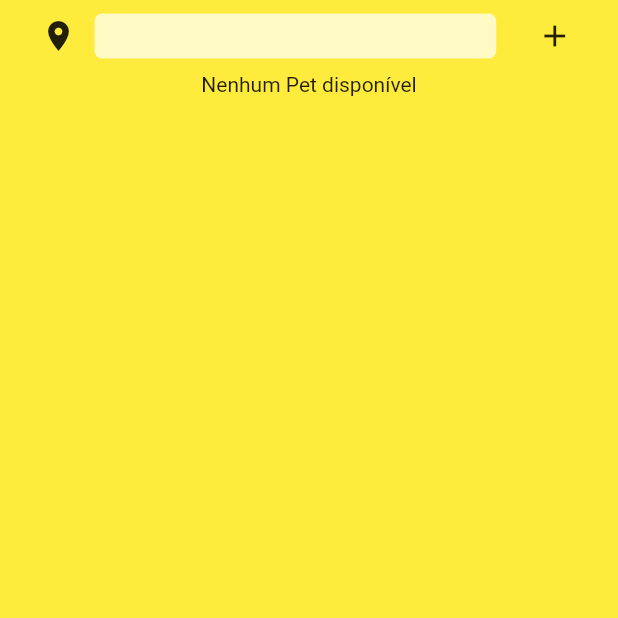
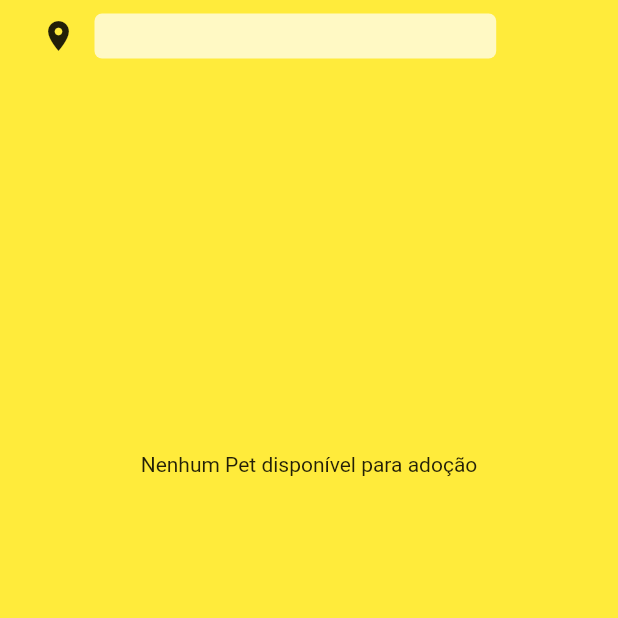
Before and after one commit to pauloheinen/Adote-um-Pet, a Flutter app: the MyPetsPage screen opened directly, on a phone screen of 412 x 824 dp, the top half of it. Run offline on Flutter 3.47's test engine with Material 2 defaults, Android fonts, the phone set to English and light mode, and no system bars; our stand-ins replace dropdown_button2, flutter_chat_bubble, flutter_dotenv, flutter_local_notifications, gallery_saver, image_picker and 3 more; missing offline and left inert: bcrypt, cidades_estados_ibge, infinity_page_view_astro, mysql_client, remove_diacritic; accounts and stored records are empty.

Commit message:
removido classe empty_pet_page.dart; corrigido nomenclatura da pagina login

```diff
--- a/lib/android/app.dart
+++ b/lib/android/app.dart
@@ -1,4 +1,4 @@
-import 'package:adote_um_pet/android/pages/empty_page.dart';
+import 'package:adote_um_pet/android/pages/login_page.dart';
 import 'package:adote_um_pet/android/utilities/Global/global.dart';
 import 'package:flutter/material.dart';
 
--- a/lib/android/controller/tab_controller.dart
+++ b/lib/android/controllers/tab_controller.dart
@@ -4,7 +4,7 @@ import 'package:adote_um_pet/android/pages/profile_page.dart';
 import 'package:flutter/material.dart';
 
 import '../pages/conversations_page.dart';
-import '../pages/empty_page.dart';
+import '../pages/login_page.dart';
 import '../preferences/preferences.dart';
 
 class HomePage extends StatefulWidget {
--- a/lib/android/entities/pet_entity.dart
+++ b/lib/android/entities/pet_entity.dart
@@ -41,3 +41,8 @@ class Pet {
     info = originalPet.info;
   }
 }
+
+class PetList {
+  final List<Pet> pets = [];
+
+}
--- a/lib/android/pages/empty_pet_page.dart
+++ /dev/null
@@ -1,43 +0,0 @@
-import 'package:adote_um_pet/android/controller/city_picker_controller.dart';
-import 'package:flutter/material.dart';
-
-import '../components/Picker/city_picker.dart';
-
-class EmptyPetPage extends StatefulWidget {
-  final CityPickerController controller = CityPickerController();
-  final VoidCallback? selectCityCallback;
-  final VoidCallback? addPetCallback;
-
-  EmptyPetPage({
-    Key? key,
-    this.selectCityCallback,
-    this.addPetCallback,
-  }) : super(key: key);
-
-  @override
-  State<EmptyPetPage> createState() => _EmptyPetPageState();
-}
-
-class _EmptyPetPageState extends State<EmptyPetPage> {
-  @override
-  Widget build(BuildContext context) {
-    return Column(
-      children: [
-        Row(
-          crossAxisAlignment: CrossAxisAlignment.end,
-          children: [
-            CustomCityPicker(
-              cityFilterController: widget.controller.cityFilterController,
-              city: widget.controller.selectedCity,
-              state: widget.controller.selectedState,
-              onSelectCity: widget.selectCityCallback,
-            ),
-            IconButton(
-                onPressed: widget.addPetCallback, icon: const Icon(Icons.add)),
-          ],
-        ),
-        const Center(child: Text("Nenhum Pet disponível")),
-      ],
-    );
-  }
-}
--- a/lib/android/pages/empty_page.dart
+++ b/lib/android/pages/login_page.dart
@@ -5,7 +5,7 @@ import 'package:flutter/material.dart';
 
 import '../components/Button/elevated_button.dart';
 import '../components/TextField/textfield_validation.dart';
-import '../controller/tab_controller.dart';
+import '../controllers/tab_controller.dart';
 import '../entities/user_entity.dart';
 import '../preferences/preferences.dart';
 import 'create_account_page.dart';
--- a/lib/android/pages/my_pets_page.dart
+++ b/lib/android/pages/my_pets_page.dart
@@ -2,16 +2,15 @@ import 'package:adote_um_pet/android/components/Card/Pet/pet_card.dart';
 import 'package:adote_um_pet/android/components/Editor/pet_editor.dart';
 import 'package:adote_um_pet/android/components/Loading/loading_box.dart';
 import 'package:adote_um_pet/android/components/Picker/city_picker.dart';
-import 'package:adote_um_pet/android/controller/city_picker_controller.dart';
+import 'package:adote_um_pet/android/components/prompts/toast_prompt.dart';
+import 'package:adote_um_pet/android/controllers/city_picker_controller.dart';
 import 'package:adote_um_pet/android/entities/user_entity.dart';
 import 'package:adote_um_pet/android/preferences/preferences.dart';
-import 'package:adote_um_pet/android/components/prompts/toast_prompt.dart';
 import 'package:flutter/material.dart';
 
+import '../entities/pet_entity.dart';
 import '../entities/pet_file_entity.dart';
-import '../entities/pet_entity.dart';
 import '../services/pet_service.dart';
-import 'empty_pet_page.dart';
 
 class MyPetsPage extends StatefulWidget {
   MyPetsPage({Key? key}) : super(key: key);
@@ -24,6 +23,11 @@ class MyPetsPage extends StatefulWidget {
 
 class _MyPetsPageState extends State<MyPetsPage> {
   final Map<Pet, List<PetFile>> _map = {};
+
+  final TextEditingController _cityFilterController = TextEditingController();
+
+  String _selectedCity = "";
+  String _selectedState = "";
 
   bool _petsLoaded = false;
 
@@ -45,9 +49,23 @@ class _MyPetsPageState extends State<MyPetsPage> {
                 body: SizedBox(
                   height: MediaQuery.of(context).size.height,
                   child: _map.isEmpty
-                ? EmptyPetPage(
-              selectCityCallback: _loadPets,
-              addPetCallback: _addPet,
+                      ? Column(
+                          children: [
+                            CustomCityPicker(
+                                cityFilterController: _cityFilterController,
+                                city: _selectedCity,
+                                state: _selectedState,
+                                onSelectCity: () {
+                                  setState(() {});
+                                }),
+                            const Spacer(),
+                            const Center(
+                                child:
+                                    Text("Nenhum Pet disponível para adoção")),
+                            const Spacer(
+                              flex: 2,
+                            ),
+                          ],
                         )
                       : Column(
                           children: [
@@ -63,9 +81,7 @@ class _MyPetsPageState extends State<MyPetsPage> {
                                     state: widget
                                         .cityPickerController.selectedState,
                                     onSelectCity: () {
-                          setState(() {
-
-                          });
+                                      setState(() {});
                                     },
                                   ),
                                   IconButton(
--- a/lib/android/routes/routes.dart
+++ b/lib/android/routes/routes.dart
@@ -1,8 +1,7 @@
 import 'package:adote_um_pet/android/pages/adopt_page.dart';
 import 'package:adote_um_pet/android/pages/conversations_page.dart';
 import 'package:adote_um_pet/android/pages/create_account_page.dart';
-import 'package:adote_um_pet/android/pages/empty_pet_page.dart';
-import 'package:adote_um_pet/android/pages/empty_page.dart';
+import 'package:adote_um_pet/android/pages/login_page.dart';
 import 'package:adote_um_pet/android/pages/my_pets_page.dart';
 import 'package:adote_um_pet/android/pages/profile_page.dart';
 import 'package:flutter/cupertino.dart';
@@ -13,7 +12,6 @@ class Routes {
     '/adopt': (_) => const AdoptPage(),
     '/conversation': (_) => const ConversationsPage(),
     '/createAccount': (_) => const CreateAccountPage(),
-    '/emptyPage': (_) => EmptyPetPage(),
     '/loginPage': (_) => const LoginPage(),
     '/myPets': (_) => MyPetsPage(),
     '/profile': (_) => const ProfilePage(),
```
Also changed, not shown: lib/android/helpers/pet_files_wrapper.dart (added, +18 -0 lines), lib/android/pages/adopt_page.dart (+3 -5 lines), lib/android/controllers/city_picker_controller.dart (renamed from lib/android/controller/city_picker_controller.dart). Lines whose indentation alone changed are shown as unchanged.
